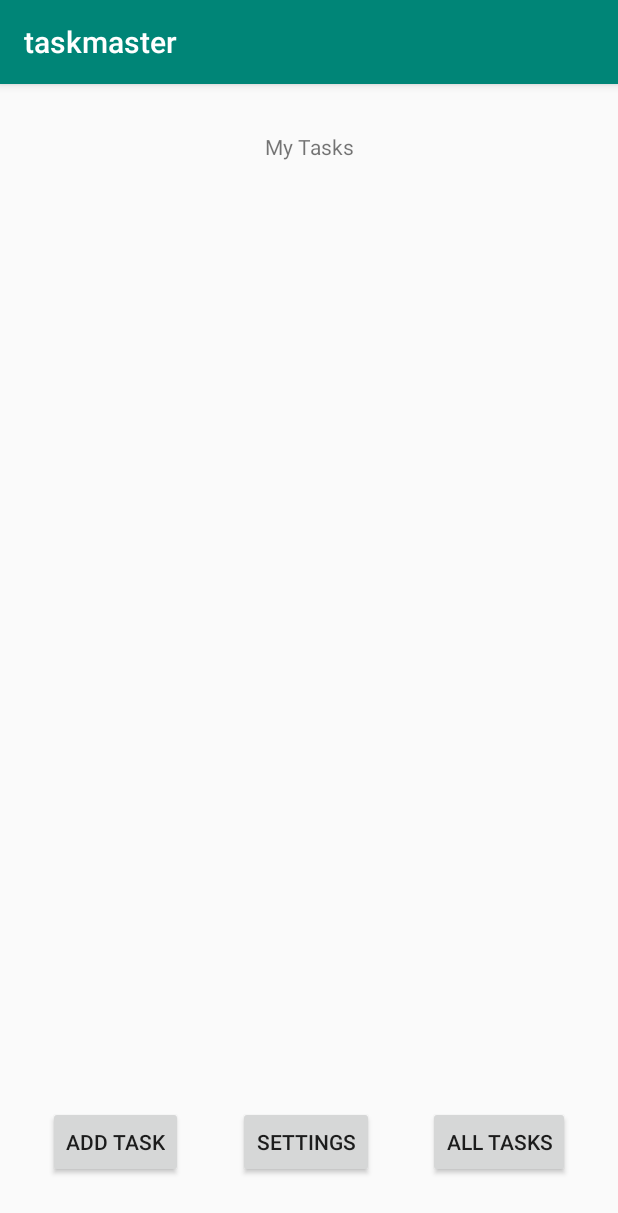
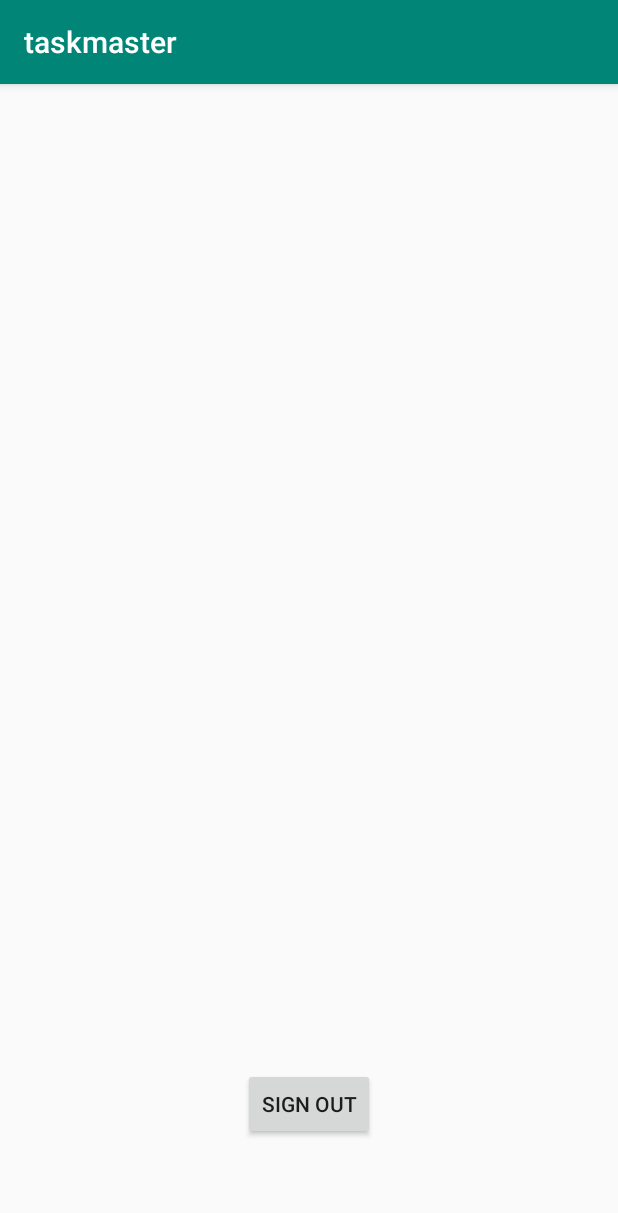
Before and after one commit to RomellPineda/taskmaster, an Android app: the screen it shows after launch (MainActivity), on a phone screen of 412 x 824 dp. Shown: the top 1213 px of the screen. Run offline under Robolectric (Android 15) with nearby library versions, the phone set to English and light mode, and no system bars; libraries missing offline, so code that uses them is left out: com.amazonaws.amplify, com.amazonaws.mobile, com.amazonaws.mobileconnectors, com.apollographql.apollo; 2 statements that could not run were skipped.

Commit message:
sign out feature

```diff
--- a/app/src/main/java/io/romellpineda/taskmaster/MainActivity.java
+++ b/app/src/main/java/io/romellpineda/taskmaster/MainActivity.java
@@ -14,6 +14,7 @@ import android.widget.TextView;
 import com.amazonaws.amplify.generated.graphql.ListTasksQuery;
 import com.amazonaws.mobile.client.AWSMobileClient;
 import com.amazonaws.mobile.client.Callback;
+import com.amazonaws.mobile.client.SignOutOptions;
 import com.amazonaws.mobile.client.UserState;
 import com.amazonaws.mobile.client.UserStateDetails;
 import com.amazonaws.mobile.config.AWSConfiguration;
@@ -27,70 +28,37 @@ import javax.annotation.Nonnull;
 
 public class MainActivity extends AppCompatActivity {
 
-//    private AWSAppSyncClient mainAwsAppSyncClient;
+    private String TAG = " main_act ";
 
     @Override
     protected void onCreate(Bundle savedInstanceState) {
         super.onCreate(savedInstanceState);
         setContentView(R.layout.activity_main);
 
-//        mainAwsAppSyncClient = AWSAppSyncClient.builder()
-//                .context(getApplicationContext())
-//                .awsConfiguration(new AWSConfiguration(getApplicationContext()))
-//                .build();
-//
-//        dynamoTasksQuery();
+        TextView appTitle = findViewById(R.id.textView);
+        String loggedUser = AWSMobileClient.getInstance().getUsername();
+        appTitle.setText(loggedUser);
 
-
-        TextView appTitle = findViewById(R.id.textView);
-        SharedPreferences sP = PreferenceManager.getDefaultSharedPreferences(getApplicationContext());
-        String user = sP.getString("username", "My Tasks");
-        appTitle.setText(user);
-
-        Button addTaskPage = findViewById(R.id.button);
-        addTaskPage.setOnClickListener(new View.OnClickListener() {
+        Button signout = findViewById(R.id.signout);
+        signout.setOnClickListener(new View.OnClickListener() {
             @Override
             public void onClick(View v) {
-                Intent goToAddTaskPage = new Intent(MainActivity.this, AddActivity.class);
-                MainActivity.this.startActivity(goToAddTaskPage);
+                AWSMobileClient.getInstance().signOut(SignOutOptions.builder().signOutGlobally(true).build(), new Callback<Void>() {
+                    @Override
+                    public void onResult(final Void result) {
+                        Log.d(TAG, "signed-out");
+                        Intent intent = new Intent(MainActivity.this, MainActivity.class);
+                        MainActivity.this.startActivity(intent);
+                    }
+
+                    @Override
+                    public void onError(Exception e) {
+                        Log.e(TAG, "sign-out error", e);
+                    }
+                });
             }
         });
 
-        Button allTasksPage = findViewById(R.id.button2);
-        allTasksPage.setOnClickListener(new View.OnClickListener() {
-            @Override
-            public void onClick(View v) {
-                Intent goToAllTasksPage = new Intent(MainActivity.this, AllTasks.class);
-                MainActivity.this.startActivity(goToAllTasksPage);
-            }
-        });
-
-        Button settingsPage =  findViewById(R.id.settingsButton);
-        settingsPage.setOnClickListener(new View.OnClickListener() {
-            @Override
-            public void onClick(View v) {
-                Intent goToSetting = new Intent(MainActivity.this, Setting.class);
-                MainActivity.this.startActivity(goToSetting);
-            }
-        });
-
-//        Archive pre-Recycler
-//        final RadioGroup taskGroup = findViewById(R.id.taskGroup);
-//        taskGroup.setOnCheckedChangeListener(new RadioGroup.OnCheckedChangeListener() {
-//
-//            @Override
-//            public void onCheckedChanged(RadioGroup group, int checkedId) {
-//                String waffle = ((RadioButton)findViewById(taskGroup.getCheckedRadioButtonId())).getText().toString();
-//
-//                SharedPreferences sP = PreferenceManager.getDefaultSharedPreferences(getApplicationContext());
-//                SharedPreferences.Editor editor = sP.edit();
-//                editor.putString("task", waffle);
-//                editor.apply();
-//
-//                Intent goToDetailPage = new Intent(MainActivity.this, Detail.class);
-//                MainActivity.this.startActivity(goToDetailPage);
-//            }
-//        });
         AWSMobileClient.getInstance().initialize(getApplicationContext(), new Callback<UserStateDetails>() {
 
                     @Override
@@ -118,22 +86,4 @@ public class MainActivity extends AppCompatActivity {
                 }
         );
     }
-
-//    public void dynamoTasksQuery(){
-//        mainAwsAppSyncClient.query(ListTasksQuery.builder().build())
-//                .responseFetcher(AppSyncResponseFetchers.CACHE_AND_NETWORK)
-//                .enqueue(allTasksQueryCallback);
-//    }
-
-    private GraphQLCall.Callback<ListTasksQuery.Data> allTasksQueryCallback = new GraphQLCall.Callback<ListTasksQuery.Data>() {
-        @Override
-        public void onResponse(@Nonnull Response<ListTasksQuery.Data> response) {
-            Log.i("Results", response.data().listTasks().items().toString());
-        }
-
-        @Override
-        public void onFailure(@Nonnull ApolloException e) {
-            Log.e("ERROR", e.toString());
-        }
-    };
 }
--- a/app/src/main/res/layout/activity_main.xml
+++ b/app/src/main/res/layout/activity_main.xml
@@ -17,48 +17,13 @@
         app:layout_constraintTop_toTopOf="parent" />
 
     <Button
-        android:id="@+id/button"
+        android:id="@+id/signout"
         android:layout_width="wrap_content"
         android:layout_height="wrap_content"
-        android:layout_marginStart="32dp"
-        android:layout_marginTop="16dp"
-        android:layout_marginBottom="16dp"
-        android:text="add task"
-        app:layout_constraintBottom_toBottomOf="parent"
-        app:layout_constraintStart_toStartOf="parent"
-        app:layout_constraintTop_toBottomOf="@+id/taskRecycler" />
-
-    <Button
-        android:id="@+id/button2"
-        android:layout_width="wrap_content"
-        android:layout_height="wrap_content"
-        android:layout_marginTop="16dp"
-        android:layout_marginEnd="32dp"
-        android:layout_marginBottom="16dp"
-        android:text="all tasks"
+        android:layout_marginBottom="64dp"
+        android:text="Sign Out"
         app:layout_constraintBottom_toBottomOf="parent"
         app:layout_constraintEnd_toEndOf="parent"
-        app:layout_constraintTop_toBottomOf="@+id/taskRecycler" />
-
-    <Button
-        android:id="@+id/settingsButton"
-        android:layout_width="wrap_content"
-        android:layout_height="wrap_content"
-        android:layout_marginTop="16dp"
-        android:layout_marginBottom="16dp"
-        android:text="settings"
-        app:layout_constraintBottom_toBottomOf="parent"
-        app:layout_constraintEnd_toStartOf="@+id/button2"
-        app:layout_constraintStart_toEndOf="@+id/button"
-        app:layout_constraintTop_toBottomOf="@+id/taskRecycler" />
-
-    <androidx.recyclerview.widget.RecyclerView
-        android:id="@+id/taskRecycler"
-        android:layout_width="365dp"
-        android:layout_height="559dp"
-        android:layout_marginTop="32dp"
-        app:layout_constraintEnd_toEndOf="parent"
-        app:layout_constraintStart_toStartOf="parent"
-        app:layout_constraintTop_toBottomOf="@+id/textView" />
+        app:layout_constraintStart_toStartOf="parent" />
 
 </androidx.constraintlayout.widget.ConstraintLayout>
```
